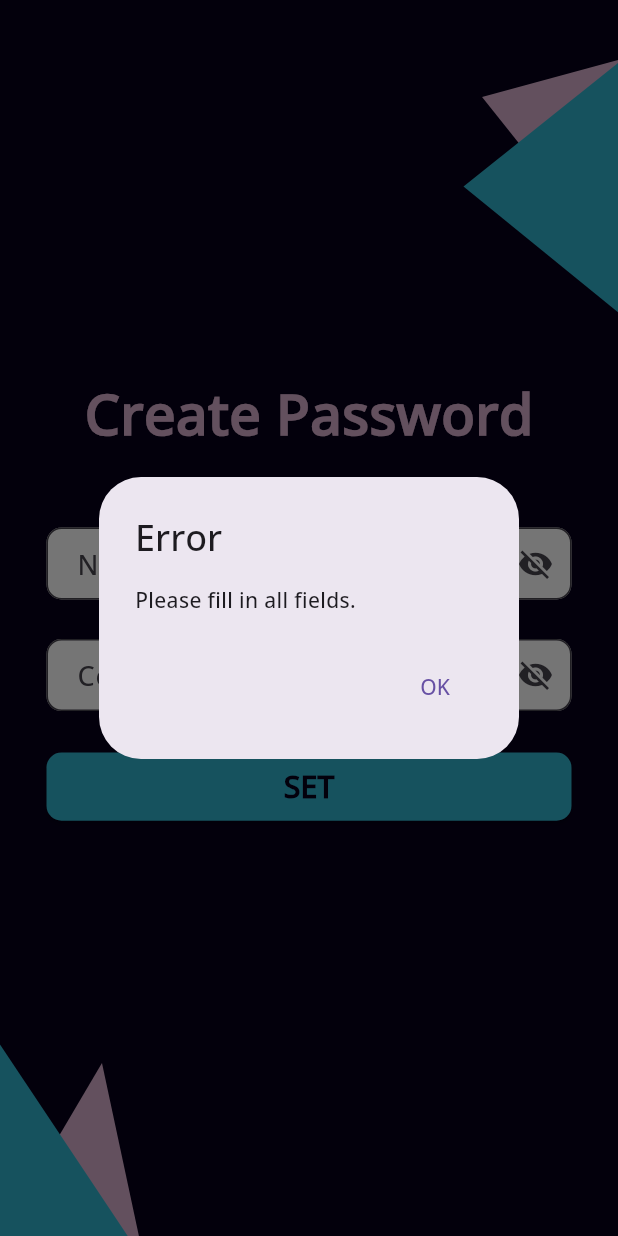
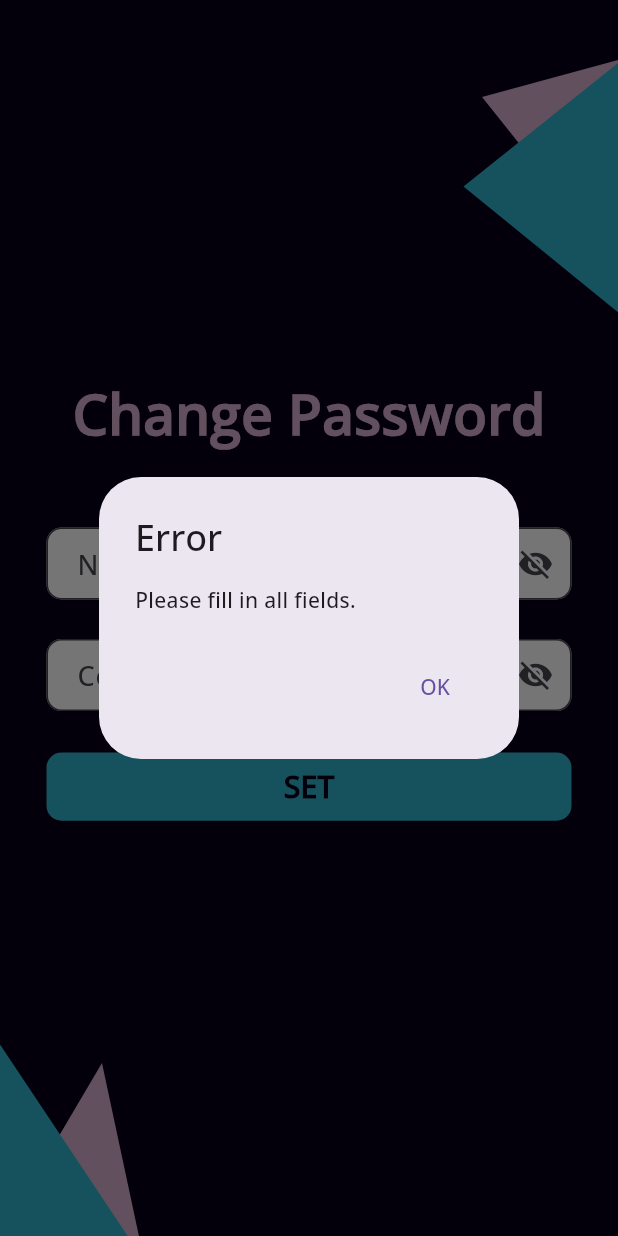
Before and after one commit to hemanshi08/FlatMate, a Flutter app: the CreatePasswordScreen screen opened directly with empty values, after a tap on "SET", on a phone screen of 412 x 824 dp. Run offline on Flutter 3.47's test engine with Material 3 defaults, Android fonts, the phone set to English and light mode, and no system bars; our stand-ins replace cloud_firestore, firebase_auth, firebase_core, firebase_database, flutter_screenutil, shared_preferences; missing offline and left inert: mailer; accounts and stored records are empty.

Commit message:
forgot password completely

```diff
--- a/lib/SameScreen/CreatePasswordScreen.dart
+++ b/lib/SameScreen/CreatePasswordScreen.dart
@@ -1,19 +1,22 @@
-import 'package:flatmate/UserScreens/user_dashboard.dart';
+import 'package:firebase_auth/firebase_auth.dart';
+import 'package:firebase_database/firebase_database.dart';
 import 'package:flutter/material.dart';
 
+import 'LoginScreen.dart';
+
 class CreatePasswordScreen extends StatefulWidget {
-  final String email; // Add this line
+  final String username;
 
-  const CreatePasswordScreen(
-      {super.key, required this.email}); // Update constructor
+  const CreatePasswordScreen({Key? key, required this.username})
+      : super(key: key);
 
   @override
   State<CreatePasswordScreen> createState() => _CreatePasswordScreenState();
 }
 
 class _CreatePasswordScreenState extends State<CreatePasswordScreen> {
-  bool _isnewPasswordVisible = false;
-  bool _isconfirmPasswordVisible = false;
+  bool _isNewPasswordVisible = false;
+  bool _isConfirmPasswordVisible = false;
   final TextEditingController _newPasswordController = TextEditingController();
   final TextEditingController _confirmPasswordController =
       TextEditingController();
@@ -24,14 +27,13 @@ class _CreatePasswordScreenState extends State<CreatePasswordScreen> {
     double screenHeight = MediaQuery.of(context).size.height;
 
     return Scaffold(
-      backgroundColor: const Color(0xFF06001A), // Dark background color
+      backgroundColor: const Color(0xFF06001A),
       body: SingleChildScrollView(
         child: SizedBox(
-          height: screenHeight, // Full screen height
-          width: screenWidth, // Full screen width
+          height: screenHeight,
+          width: screenWidth,
           child: Stack(
             children: [
-              // Triangles
               Positioned(
                 top: 40,
                 right: 0,
@@ -64,8 +66,6 @@ class _CreatePasswordScreenState extends State<CreatePasswordScreen> {
                   painter: TrianglePainter1(const Color(0xFF31B3CD)),
                 ),
               ),
-
-              // Create Password form
               Center(
                 child: Padding(
                   padding: const EdgeInsets.symmetric(horizontal: 31),
@@ -74,39 +74,35 @@ class _CreatePasswordScreenState extends State<CreatePasswordScreen> {
                     crossAxisAlignment: CrossAxisAlignment.center,
                     children: [
                       Text(
-                        'Create Password',
+                        'Change Password',
                         style: TextStyle(
-                          fontSize: screenWidth * 0.090, // Adjust font size
-                          color: const Color(0xFFD8AFCC), // Pinkish color
+                          fontSize: screenWidth * 0.090,
+                          color: const Color(0xFFD8AFCC),
                           fontWeight: FontWeight.bold,
                         ),
                       ),
-                      SizedBox(height: screenHeight * 0.06), // Dynamic height
-
-                      // New password TextField
+                      SizedBox(height: screenHeight * 0.06),
                       TextField(
                         controller: _newPasswordController,
-                        obscureText: !_isnewPasswordVisible,
+                        obscureText: !_isNewPasswordVisible,
                         decoration: InputDecoration(
                           hintText: 'New Password',
-                          hintStyle: TextStyle(
-                            fontSize: screenHeight * 0.022, // Adjust font size
-                          ),
+                          hintStyle: TextStyle(fontSize: screenHeight * 0.022),
                           filled: true,
                           fillColor: Colors.white,
                           contentPadding: EdgeInsets.symmetric(
-                            vertical: screenHeight * 0.012, // Dynamic padding
+                            vertical: screenHeight * 0.012,
                             horizontal: screenWidth * 0.04,
                           ),
                           suffixIcon: IconButton(
                             icon: Icon(
-                              _isnewPasswordVisible
+                              _isNewPasswordVisible
                                   ? Icons.visibility
                                   : Icons.visibility_off,
                             ),
                             onPressed: () {
                               setState(() {
-                                _isnewPasswordVisible = !_isnewPasswordVisible;
+                                _isNewPasswordVisible = !_isNewPasswordVisible;
                               });
                             },
                           ),
@@ -115,33 +111,29 @@ class _CreatePasswordScreenState extends State<CreatePasswordScreen> {
                           ),
                         ),
                       ),
-                      SizedBox(height: screenHeight * 0.032), // Dynamic height
-
-                      // Confirm Password TextField
+                      SizedBox(height: screenHeight * 0.032),
                       TextField(
                         controller: _confirmPasswordController,
-                        obscureText: !_isconfirmPasswordVisible,
+                        obscureText: !_isConfirmPasswordVisible,
                         decoration: InputDecoration(
                           hintText: 'Confirm Password',
-                          hintStyle: TextStyle(
-                            fontSize: screenHeight * 0.022, // Adjust font size
-                          ),
+                          hintStyle: TextStyle(fontSize: screenHeight * 0.022),
                           filled: true,
                           fillColor: Colors.white,
                           contentPadding: EdgeInsets.symmetric(
-                            vertical: screenHeight * 0.012, // Dynamic padding
+                            vertical: screenHeight * 0.012,
                             horizontal: screenWidth * 0.04,
                           ),
                           suffixIcon: IconButton(
                             icon: Icon(
-                              _isconfirmPasswordVisible
+                              _isConfirmPasswordVisible
                                   ? Icons.visibility
                                   : Icons.visibility_off,
                             ),
                             onPressed: () {
                               setState(() {
-                                _isconfirmPasswordVisible =
-                                    !_isconfirmPasswordVisible;
+                                _isConfirmPasswordVisible =
+                                    !_isConfirmPasswordVisible;
                               });
                             },
                           ),
@@ -150,21 +142,16 @@ class _CreatePasswordScreenState extends State<CreatePasswordScreen> {
                           ),
                         ),
                       ),
-                      SizedBox(height: screenHeight * 0.032), // Dynamic height
-
-                      // Set Button
+                      SizedBox(height: screenHeight * 0.032),
                       SizedBox(
                         width: double.infinity,
                         child: ElevatedButton(
-                          onPressed: () {
-                            _set();
-                          },
+                          onPressed: _set,
                           style: ElevatedButton.styleFrom(
                             padding: EdgeInsets.symmetric(
-                              vertical: screenHeight * 0.010, // Dynamic padding
+                              vertical: screenHeight * 0.010,
                             ),
-                            backgroundColor:
-                                const Color(0xFF31B3CD), // Cyan button
+                            backgroundColor: const Color(0xFF31B3CD),
                             shape: RoundedRectangleBorder(
                               borderRadius: BorderRadius.circular(10),
                             ),
@@ -172,15 +159,14 @@ class _CreatePasswordScreenState extends State<CreatePasswordScreen> {
                           child: Text(
                             'SET',
                             style: TextStyle(
-                              fontSize:
-                                  screenHeight * 0.0245, // Adjust font size
+                              fontSize: screenHeight * 0.0245,
                               color: const Color(0xFF06001A),
                               fontWeight: FontWeight.bold,
                             ),
                           ),
                         ),
                       ),
-                      SizedBox(height: screenHeight * 0.032), // Dynamic height
+                      SizedBox(height: screenHeight * 0.032),
                     ],
                   ),
                 ),
@@ -192,28 +178,73 @@ class _CreatePasswordScreenState extends State<CreatePasswordScreen> {
     );
   }
 
-  void _set() {
+  void _set() async {
     String newPassword = _newPasswordController.text;
     String confirmPassword = _confirmPasswordController.text;
 
+    // Print the username
+    print('Username: ${widget.username}');
+
+    // Validation for empty fields
     if (newPassword.isEmpty || confirmPassword.isEmpty) {
-      // Check if any field is empty
       _showErrorDialog('Please fill in all fields.');
       return;
     }
 
+    // Check if the new password matches the confirm password
     if (newPassword == confirmPassword) {
-      // If passwords match, navigate to the UserDashboardScreen
-      Navigator.pushReplacement(
-        context,
-        MaterialPageRoute(builder: (context) => HomePage()),
-      );
+      try {
+        DatabaseReference adminRef =
+            FirebaseDatabase.instance.ref().child('admin');
+
+        DataSnapshot adminSnapshot = await adminRef
+            .orderByChild('username')
+            .equalTo(widget.username)
+            .get();
+
+        if (adminSnapshot.exists) {
+          // Update password in the 'admin' table
+          String adminKey = adminSnapshot.children.first.key!;
+          await adminRef.child(adminKey).update({'password': newPassword});
+        } else {
+          // Check if the user exists in the 'residents' table by username
+          DatabaseReference residentRef =
+              FirebaseDatabase.instance.ref().child('residents');
+
+          DataSnapshot residentSnapshot = await residentRef
+              .orderByChild('username')
+              .equalTo(widget.username)
+              .get();
+
+          if (residentSnapshot.exists) {
+            // Update password in the 'residents' table
+            String residentKey = residentSnapshot.children.first.key!;
+            await residentRef
+                .child(residentKey)
+                .update({'password': newPassword});
+          } else {
+            _showErrorDialog('User not found in database.');
+            return;
+          }
+        }
+
+        // Navigate to the dashboard after successful update
+        Navigator.pushReplacement(
+          context,
+          MaterialPageRoute(builder: (context) => LoginScreen()),
+        );
+      } catch (e) {
+        print('Error updating password: $e');
+        // Show error message if the update fails
+        _showErrorDialog('Failed to update password. Please try again.');
+      }
     } else {
-      // Display error message
+      // Show error if passwords do not match
       _showErrorDialog('The new password and confirmation do not match.');
     }
   }
 
+  // Helper function to show error dialogs
   void _showErrorDialog(String message) {
     showDialog(
       context: context,
@@ -235,7 +266,6 @@ class _CreatePasswordScreenState extends State<CreatePasswordScreen> {
   }
 }
 
-// TrianglePainter1 and TrianglePainter2 remain the same
 class TrianglePainter1 extends CustomPainter {
   final Color color;
   TrianglePainter1(this.color);
@@ -244,12 +274,10 @@ class TrianglePainter1 extends CustomPainter {
   void paint(Canvas canvas, Size size) {
     final Paint paint = Paint()..color = color;
     final Path path = Path();
-
     path.moveTo(120, 180);
     path.lineTo(size.width, 0);
     path.lineTo(0, size.height);
     path.close();
-
     canvas.drawPath(path, paint);
   }
 
@@ -265,12 +293,10 @@ class TrianglePainter2 extends CustomPainter {
   void paint(Canvas canvas, Size size) {
     final Paint paint = Paint()..color = color;
     final Path path = Path();
-
     path.moveTo(100, 150);
     path.lineTo(size.width, 0);
     path.lineTo(0, size.height);
     path.close();
-
     canvas.drawPath(path, paint);
   }
 
--- a/lib/SameScreen/OTPVerificationScreen.dart
+++ b/lib/SameScreen/OTPVerificationScreen.dart
@@ -4,10 +4,11 @@ import 'CreatePasswordScreen.dart';
 class OTPVerificationScreen extends StatefulWidget {
   final String email;
   final String generatedOTP;
-
+  final String username;
   const OTPVerificationScreen({
     Key? key,
     required this.email,
+    required this.username,
     required this.generatedOTP,
   }) : super(key: key);
 
@@ -25,7 +26,8 @@ class _OTPVerificationScreenState extends State<OTPVerificationScreen> {
       Navigator.pushReplacement(
         context,
         MaterialPageRoute(
-          builder: (context) => CreatePasswordScreen(email: widget.email),
+          builder: (context) =>
+              CreatePasswordScreen(username: widget.username), // Use username
         ),
       );
     } else {
```
Also changed, not shown: lib/SameScreen/ForgotPasswordScreen.dart (+27 -21 lines).
